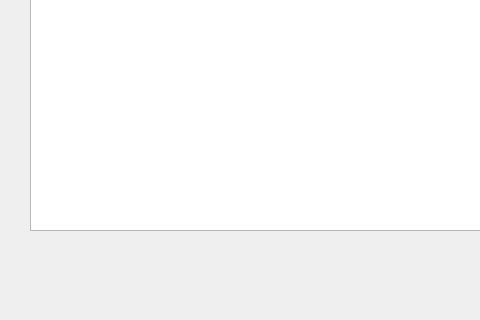
Old version of the form LAWRENTIAN/LuD/writertimesheetwidget.ui in the repository pyridine/LAWRENTIAN; both pictures show x 0 to 480 and y 280 to 600 of the 1100 by 600 pixel window.
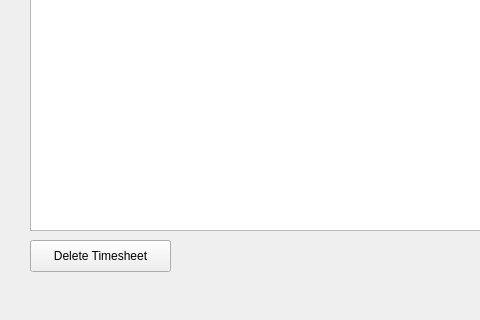
New version of the form.

Commit message: Changed Writer timesheet stuff. Please pull this

```diff
--- a/LAWRENTIAN/LuD/writertimesheetwidget.ui
+++ b/LAWRENTIAN/LuD/writertimesheetwidget.ui
@@ -191,6 +191,19 @@
     <string>Save</string>
    </property>
   </widget>
+  <widget class="QPushButton" name="deleteTimesheetButton">
+   <property name="geometry">
+    <rect>
+     <x>30</x>
+     <y>520</y>
+     <width>141</width>
+     <height>32</height>
+    </rect>
+   </property>
+   <property name="text">
+    <string>Delete Timesheet</string>
+   </property>
+  </widget>
  </widget>
  <resources/>
  <connections/>
```
The commit also changes 2 other files.
